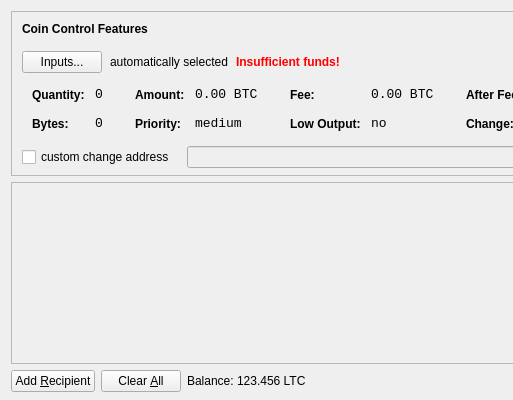
The window that src/qt/forms/sendcoinsdialog.ui (CryptvJet/popcoin-1) describes before a commit, drawn with Qt 5; both pictures show x 0 to 513 and y 0 to 400 of the 850 by 400 pixel window.
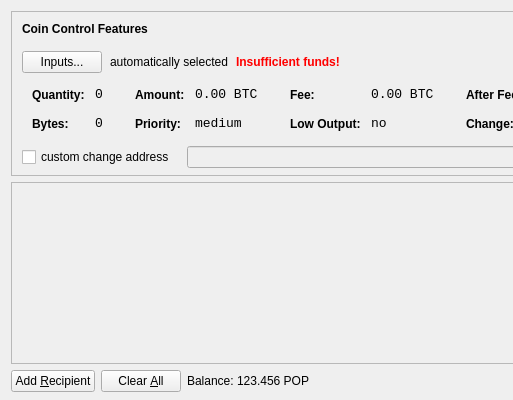
The same window after the commit. Icons and pictures are not drawn.

What changed in the file:
```diff
--- a/src/qt/forms/sendcoinsdialog.ui
+++ b/src/qt/forms/sendcoinsdialog.ui
@@ -720,7 +720,7 @@
           <cursorShape>IBeamCursor</cursorShape>
          </property>
          <property name="text">
-          <string>123.456 LTC</string>
+          <string>123.456 POP</string>
          </property>
          <property name="textInteractionFlags">
           <set>Qt::LinksAccessibleByMouse|Qt::TextSelectableByKeyboard|Qt::TextSelectableByMouse</set>
```
